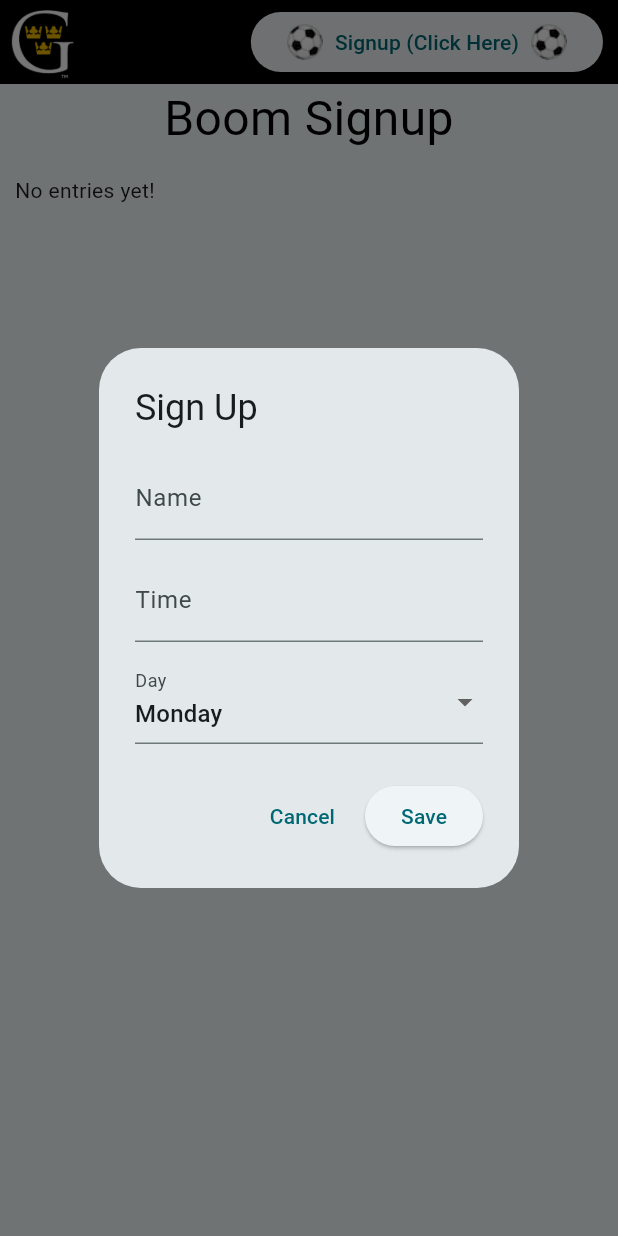
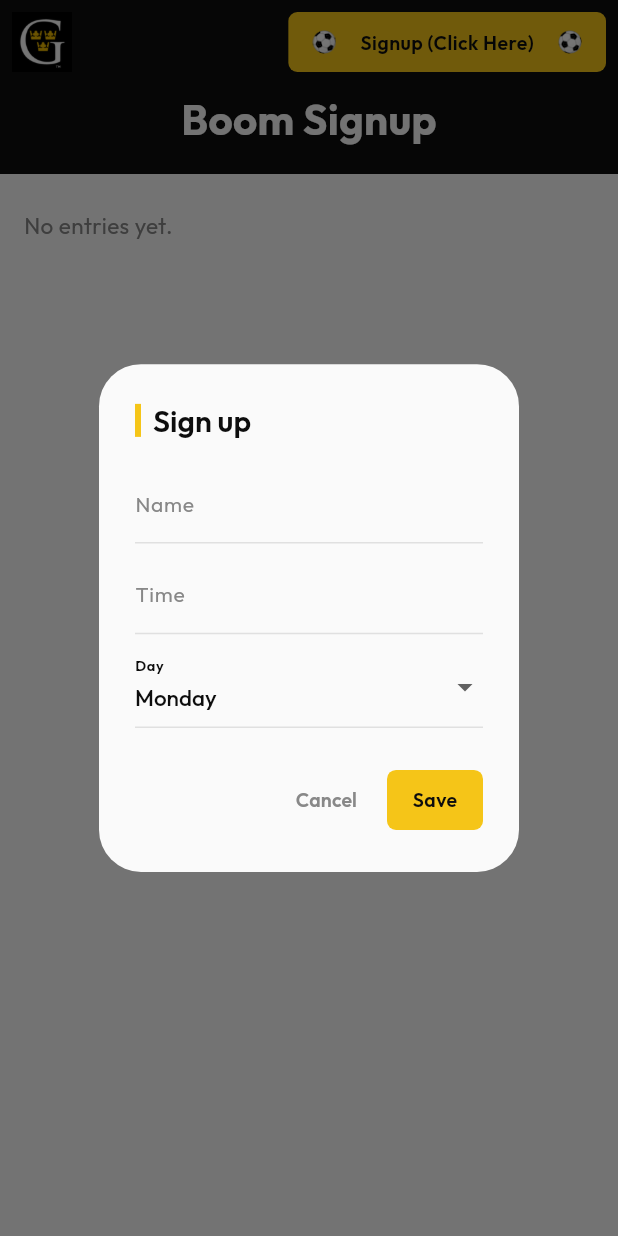
Before and after one commit to anienow1/boom_signup, a Flutter app: the screen it shows after launch, after a tap on "Signup (Click Here)", on a phone screen of 412 x 824 dp. Run offline on Flutter 3.47's test engine with Material 3 defaults, Android fonts, the phone set to English and light mode, and no system bars; our stand-ins replace cloud_firestore, firebase_core, google_fonts; accounts and stored records are empty; statements that could not run were skipped.

Commit message:
Changed the UI, added a themes file.

```diff
--- a/lib/main.dart
+++ b/lib/main.dart
@@ -1,3 +1,4 @@
+import 'package:boom_signup/themes.dart';
 import 'package:firebase_core/firebase_core.dart';
 import 'package:flutter/material.dart';
 import 'package:boom_signup/database/firebase_options.dart';
@@ -16,7 +17,7 @@ class MyApp extends StatelessWidget {
   Widget build(BuildContext context) {
     return MaterialApp(
       title: 'Boom Signup',
-      theme: ThemeData(colorScheme: .fromSeed(seedColor: Colors.white)),
+      theme: AppTheme.theme,
       home: const HomeScreen(),
       debugShowCheckedModeBanner: false,
     );
--- a/lib/screens/home_screen.dart
+++ b/lib/screens/home_screen.dart
@@ -1,6 +1,7 @@
 import 'package:boom_signup/database/event_handler.dart';
 import 'package:boom_signup/database/firestore_services.dart';
 import 'package:boom_signup/models/event.dart';
+import 'package:boom_signup/themes.dart';
 import 'package:boom_signup/utils.dart';
 import 'package:boom_signup/widgets/delete_confirmation_popup.dart';
 import 'package:boom_signup/widgets/info_popup.dart';
@@ -69,59 +70,30 @@ class _HomeScreenState extends State<HomeScreen> {
   @override
   Widget build(BuildContext context) {
     return Scaffold(
-      appBar: AppBar(
-        backgroundColor: Colors.black,
-        leading: Image.asset(
-          ("lib/assets/gac-icon.png"),
-          width: 24,
-          height: 24,
-        ),
-        actions: [
-          Padding(
-            padding: EdgeInsets.only(right: 10),
-            child: _renderPopupButton(),
-          ),
-        ],
-      ),
-
+      appBar: _renderAppBar(),
       body: Column(
         crossAxisAlignment: .stretch,
         children: [
-          Padding(
-            padding: EdgeInsets.only(bottom: 5),
-            child: Text(
-              "Boom Signup",
-              style: TextStyle(color: Colors.black, fontSize: 32),
-              textAlign: .center,
-            ),
-          ),
-          _isLoading
-              ? Container()
-              : hasNoEntries
-              ? Container(
-                  padding: EdgeInsets.only(top: 10, left: 10),
-                  child: Text("No entries yet!"),
-                )
-              : AlignedGridView.count(
-                  shrinkWrap: true,
-                  crossAxisCount: 1,
-                  mainAxisSpacing: 12.0,
-                  crossAxisSpacing: 12.0,
-                  padding: const EdgeInsets.only(
-                    right: 16,
-                    bottom: 16,
-                    left: 16,
-                  ),
-                  itemCount: events.length,
-                  itemBuilder: (context, index) {
-                    return DateWidget(
-                      events[index],
-                      onEntryDelete: onEntryDelete,
-                    );
-                  },
-                ),
+          _renderLowerTitle(),
+          _renderBody()
         ],
       ),
+    );
+  }
+
+  AppBar _renderAppBar() {
+    return AppBar(
+      backgroundColor: AppColors.black,
+      leading: Padding(
+        padding: EdgeInsets.all(AppPadding.small),
+        child: Image.asset(("lib/assets/gac-icon.png"), width: 24, height: 24),
+      ),
+      actions: [
+        Padding(
+          padding: EdgeInsets.only(right: AppPadding.small),
+          child: _renderPopupButton(),
+        ),
+      ],
     );
   }
 
@@ -131,14 +103,65 @@ class _HomeScreenState extends State<HomeScreen> {
         _infoEntered(context);
       },
       child: Row(
+        mainAxisSize: MainAxisSize.min,
         children: [
-          Image.asset(("lib/assets/add-icon.png"), width: 24, height: 24),
-          Padding(padding: EdgeInsets.only(right: 8)),
-          Text('Signup (Click Here)'),
-          Padding(padding: EdgeInsets.only(right: 8)),
-          Image.asset(("lib/assets/add-icon.png"), width: 24, height: 24),
+          Image.asset(("lib/assets/add-icon.png"), width: 16, height: 16),
+          SizedBox(width: AppPadding.normal,),
+          Text('Signup (Click Here)', style: AppTextStyles.appBarButton),
+          SizedBox(width: AppPadding.normal,),
+          Image.asset(("lib/assets/add-icon.png"), width: 16, height: 16),
         ],
       ),
+    );
+  }
+
+  Widget _renderBody() {
+    if (_isLoading) return SizedBox.shrink();
+    if (hasNoEntries) return _renderEmpty();
+    return _renderEventList();
+  }
+
+  Widget _renderLowerTitle() {
+    return Container(
+      color: AppColors.black,
+      padding: EdgeInsets.only(
+        left: AppPadding.normal,
+        right: AppPadding.normal,
+        bottom: AppPadding.normal,
+        top: AppPadding.extraSmall,
+      ),
+      child: Text(
+        "Boom Signup",
+        style: AppTextStyles.mainTitle.copyWith(color: AppColors.white),
+        textAlign: .center,
+      ),
+    );
+  }
+
+  Widget _renderEmpty() {
+    return Padding(
+      padding: const EdgeInsets.only(
+        top: AppPadding.large,
+        left: AppPadding.normal,
+      ),
+      child: Text('No entries yet.', style: AppTextStyles.noEvents),
+    );
+  }
+
+  Widget _renderEventList() {
+    return AlignedGridView.count(
+      shrinkWrap: true,
+      crossAxisCount: 1,
+      mainAxisSpacing: AppPadding.small,
+      crossAxisSpacing: AppPadding.small,
+      padding: const EdgeInsets.symmetric(
+        horizontal: AppPadding.normal,
+        vertical: AppPadding.normal,
+      ),
+      itemCount: events.length,
+      itemBuilder: (context, index) {
+        return DateWidget(events[index], onEntryDelete: onEntryDelete);
+      },
     );
   }
 
--- /dev/null
+++ b/lib/themes.dart
@@ -0,0 +1,148 @@
+import 'package:flutter/material.dart';
+import 'package:google_fonts/google_fonts.dart';
+
+/// Colors
+
+class AppColors {
+  static const Color black = Color(0xFF0D0D0D);
+  static const Color gustieGold = Color(0xFFF5C518);
+  static const Color white = Color(0xFFFAFAFA);
+  static const Color surface = Color(0xFF1A1A1A);
+  static const Color border = Color(0xFF333333);
+  static const Color textSecondary = Color(0xFF888888);
+  static const Color cardBackground = Color(0xFFFFFFFF);
+  static const Color tableHeaderBackground = Color(0xFF0D0D0D);
+  static const Color tableHeaderText = Color(0xFFF5C518);
+  static const Color divider = Color(0xFFE0E0E0);
+}
+
+/// Text Styles
+
+class AppTextStyles {
+  static TextStyle mainTitle = GoogleFonts.outfit(
+    fontSize: 28,
+    fontWeight: FontWeight.w700,
+    color: AppColors.black,
+  );
+
+  static TextStyle dateStyle = GoogleFonts.outfit(
+    fontSize: 20,
+    fontWeight: FontWeight.w600,
+    color: AppColors.black,
+  );
+
+  static TextStyle tableHeader = GoogleFonts.outfit(
+    fontSize: 13,
+    fontWeight: .w700,
+    color: AppColors.tableHeaderText,
+  );
+
+  static TextStyle personStyle = GoogleFonts.outfit(
+    fontSize: 15,
+    fontWeight: .w500,
+    color: AppColors.black,
+  );
+
+  static TextStyle noEvents = GoogleFonts.outfit(
+    fontSize: 15,
+    fontWeight: .w400,
+    color: AppColors.textSecondary,
+  );
+
+  static TextStyle appBarButton = GoogleFonts.outfit(
+    fontSize: 13,
+    fontWeight: .w600,
+    color: AppColors.black,
+  );
+}
+
+class AppPadding {
+  static const double extraSmall = 4;
+  static const double small = 8;
+  static const double normal = 16;
+  static const double large = 24;
+  static const double gigantomorous = 32;
+
+  static const EdgeInsets horizontalPadding = EdgeInsets.symmetric(
+    horizontal: normal);
+  static const EdgeInsets fullPadding = EdgeInsets.all(normal);
+  static const EdgeInsets tableCellPadding =
+      EdgeInsets.symmetric(horizontal: 12.0, vertical: 10.0);
+}
+
+class TableDecorations {
+  static BoxDecoration table = BoxDecoration(
+    color: AppColors.cardBackground,
+    boxShadow: [
+          BoxShadow(
+            color: Colors.black.withValues(alpha: 0.06),
+            blurRadius: 8,
+            offset: const Offset(0, 2),
+          ),
+        ],
+  );
+
+  static BoxDecoration get tableHeader => const BoxDecoration(
+        color: AppColors.tableHeaderBackground,
+      );
+}
+
+class AppTheme {
+  static ThemeData get theme => ThemeData(
+        colorScheme: ColorScheme.fromSeed(
+          seedColor: AppColors.gustieGold,
+          surface: AppColors.white,
+        ),
+        textTheme: GoogleFonts.outfitTextTheme(),
+        scaffoldBackgroundColor: AppColors.white,
+        appBarTheme: AppBarTheme(
+          backgroundColor: AppColors.black,
+          elevation: 0,
+          titleTextStyle: GoogleFonts.outfit(
+            fontSize: 16,
+            fontWeight: FontWeight.w600,
+            color: AppColors.white,
+          ),
+        ),
+        elevatedButtonTheme: ElevatedButtonThemeData(
+          style: ElevatedButton.styleFrom(
+            backgroundColor: AppColors.gustieGold,
+            foregroundColor: AppColors.black,
+            elevation: 0,
+            padding: const EdgeInsets.symmetric(horizontal: 16, vertical: 10),
+            shape: RoundedRectangleBorder(
+              borderRadius: BorderRadius.circular(6),
+            ),
+            textStyle: GoogleFonts.outfit(
+              fontSize: 13,
+              fontWeight: FontWeight.w600,
+              letterSpacing: 0.3,
+            ),
+          ),
+        ),
+        inputDecorationTheme: InputDecorationTheme(
+          labelStyle: GoogleFonts.outfit(
+            fontSize: 14,
+            color: AppColors.textSecondary,
+          ),
+          floatingLabelStyle: GoogleFonts.outfit(
+            fontSize: 13,
+            color: AppColors.black,
+            fontWeight: FontWeight.w600,
+          ),
+          enabledBorder: const UnderlineInputBorder(
+            borderSide: BorderSide(color: AppColors.divider),
+          ),
+          focusedBorder: const UnderlineInputBorder(
+            borderSide: BorderSide(color: AppColors.black, width: 2),
+          ),
+          errorBorder: const UnderlineInputBorder(
+            borderSide: BorderSide(color: Colors.red),
+          ),
+          focusedErrorBorder: const UnderlineInputBorder(
+            borderSide: BorderSide(color: Colors.red, width: 2),
+          ),
+        ),
+        dividerColor: AppColors.divider,
+      );
+}
--- a/lib/widgets/info_popup.dart
+++ b/lib/widgets/info_popup.dart
@@ -1,4 +1,5 @@
 import 'package:boom_signup/database/event_handler.dart';
+import 'package:boom_signup/themes.dart';
 import 'package:boom_signup/utils.dart';
 import 'package:flutter/material.dart';
 
@@ -56,9 +57,20 @@ class _SignupAlertDialogState extends State<SignupAlertDialog> {
   @override
   Widget build(BuildContext context) {
     return AlertDialog(
-      title: const Text('Sign Up'),
+      backgroundColor: AppColors.white,
+      title: _renderTitle(),
       content: _renderContent(),
       actions: [_renderCancelButton(), _renderSaveButton()],
+    );
+  }
+
+  Widget _renderTitle() {
+    return Row(
+      children: [
+        Container(width: 4, height: 22, color: AppColors.gustieGold),
+        SizedBox(width: AppPadding.small),
+        Text("Sign up", style: AppTextStyles.dateStyle),
+      ],
     );
   }
 
@@ -70,9 +82,9 @@ class _SignupAlertDialogState extends State<SignupAlertDialog> {
           mainAxisSize: MainAxisSize.min,
           children: [
             _renderNameBox(),
-            const SizedBox(height: 12),
+            const SizedBox(height: AppPadding.small),
             _renderTimeBox(),
-            const SizedBox(height: 12),
+            const SizedBox(height: AppPadding.small),
             _renderDayDropDown(),
           ],
         ),
@@ -83,6 +95,7 @@ class _SignupAlertDialogState extends State<SignupAlertDialog> {
   Widget _renderNameBox() {
     return TextFormField(
       controller: _nameController,
+      style: AppTextStyles.personStyle,
       decoration: const InputDecoration(
         labelText: 'Name',
         hintText: 'Enter your name',
@@ -99,6 +112,7 @@ class _SignupAlertDialogState extends State<SignupAlertDialog> {
   Widget _renderTimeBox() {
     return TextFormField(
       controller: _timeController,
+      style: AppTextStyles.personStyle,
       decoration: const InputDecoration(
         labelText: 'Time',
         hintText: 'Enter a time (e.g. 5:00 PM)',
@@ -117,6 +131,7 @@ class _SignupAlertDialogState extends State<SignupAlertDialog> {
       initialValue: widget.initialDay,
       hint: Text("Select a weekday"),
       decoration: const InputDecoration(labelText: 'Day'),
+      style: AppTextStyles.personStyle,
       items: Weekday.values
           .map(
             (day) =>
@@ -142,7 +157,13 @@ class _SignupAlertDialogState extends State<SignupAlertDialog> {
   Widget _renderCancelButton() {
     return TextButton(
       onPressed: () => Navigator.of(context).pop(),
-      child: const Text('Cancel'),
+      style: TextButton.styleFrom(foregroundColor: AppColors.textSecondary),
+      child: Text(
+        'Cancel',
+        style: AppTextStyles.appBarButton.copyWith(
+          color: AppColors.textSecondary,
+        ),
+      ),
     );
   }
 
--- a/pubspec.yaml
+++ b/pubspec.yaml
@@ -38,6 +38,7 @@ dependencies:
   cloud_firestore: ^6.5.0
   flutter_staggered_grid_view: ^0.7.0
   intl: ^0.20.2
+  google_fonts: ^8.1.0
 
 dev_dependencies:
   flutter_test:
```
Also changed, not shown: lib/widgets/date_widget.dart (+105 -56 lines), lib/widgets/delete_confirmation_popup.dart (+67 -1 lines), pubspec.lock, 1 other file.
